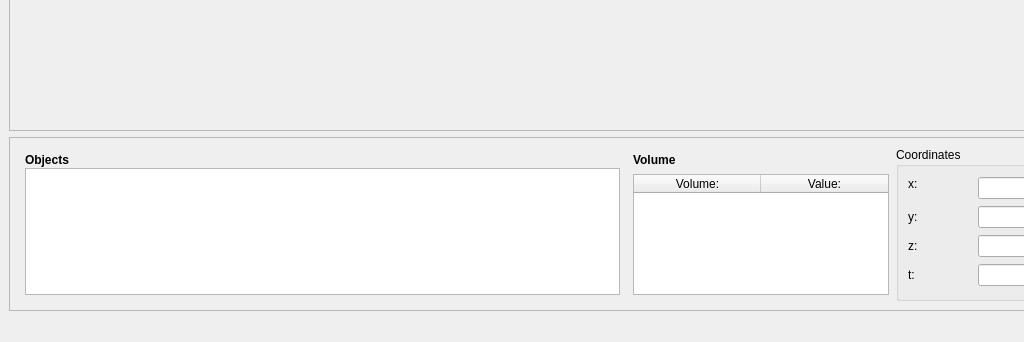
Old version of the form python/populse_mia/user_interface/data_viewer/anatomist_2/mainwindow.ui in the repository patafana/populse_mia; both pictures show x 0 to 1024 and y 623 to 965 of the 1117 by 965 pixel window.
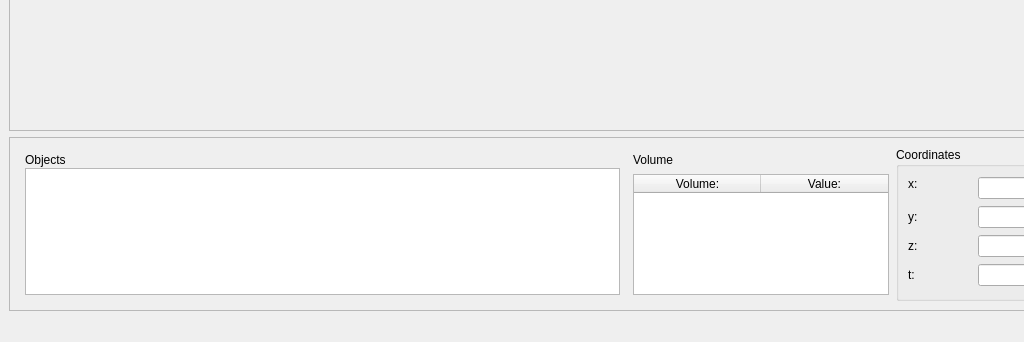
New version of the form. Icons and pictures are not drawn.

Commit message: labels Objects and volume changed + cursor in settings

Patch:
```diff
--- a/python/populse_mia/user_interface/data_viewer/anatomist_2/mainwindow.ui
+++ b/python/populse_mia/user_interface/data_viewer/anatomist_2/mainwindow.ui
@@ -102,8 +102,8 @@
             <property name="font">
              <font>
               <pointsize>9</pointsize>
-              <weight>75</weight>
-              <bold>true</bold>
+              <weight>50</weight>
+              <bold>false</bold>
              </font>
             </property>
             <property name="text">
@@ -139,8 +139,8 @@
           <widget class="QLabel" name="label_7">
            <property name="font">
             <font>
-             <weight>75</weight>
-             <bold>true</bold>
+             <weight>50</weight>
+             <bold>false</bold>
             </font>
            </property>
            <property name="text">
```
Left out of the diff: 6 changed lines with no effect on the pictures. The commit also changes 2 other files.
